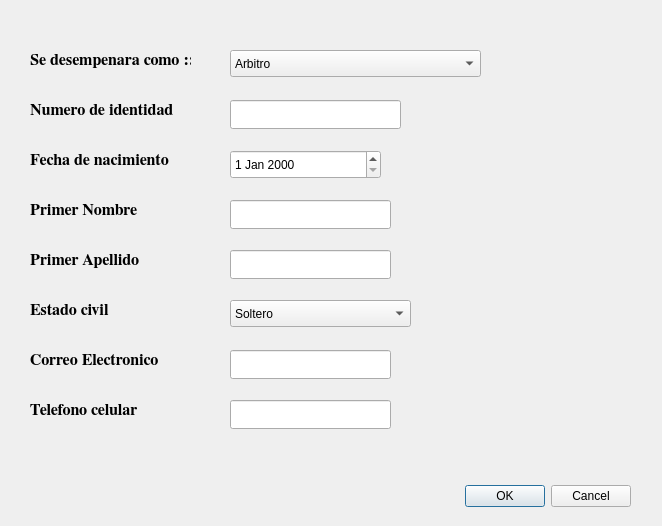
Old version of the form CrearPersona.ui in the repository Jeancasoto/ThePlaceToBet.
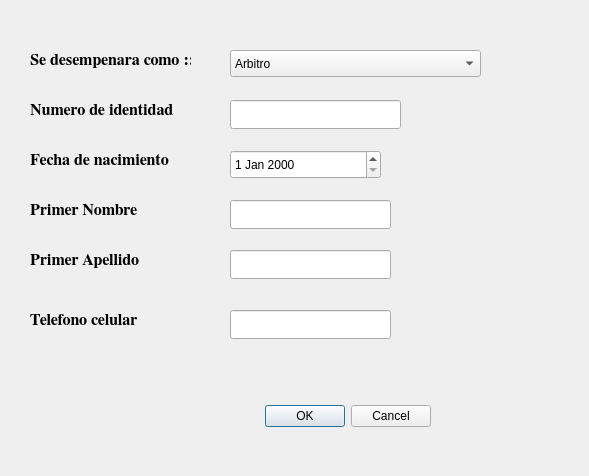
New version of the form.

Commit message: ajuste al crear persona

Patch:
```diff
--- a/CrearPersona.ui
+++ b/CrearPersona.ui
@@ -6,8 +6,8 @@
    <rect>
     <x>0</x>
     <y>0</y>
-    <width>662</width>
-    <height>526</height>
+    <width>589</width>
+    <height>476</height>
    </rect>
   </property>
   <property name="windowTitle">
@@ -16,8 +16,8 @@
   <widget class="QDialogButtonBox" name="buttonBox">
    <property name="geometry">
     <rect>
-     <x>290</x>
-     <y>480</y>
+     <x>90</x>
+     <y>400</y>
      <width>341</width>
      <height>32</height>
     </rect>
@@ -113,48 +113,6 @@
     <string/>
    </property>
   </widget>
-  <widget class="QLabel" name="label_6">
-   <property name="geometry">
-    <rect>
-     <x>30</x>
-     <y>300</y>
-     <width>151</width>
-     <height>21</height>
-    </rect>
-   </property>
-   <property name="font">
-    <font>
-     <family>FreeSerif</family>
-     <pointsize>12</pointsize>
-     <weight>75</weight>
-     <bold>true</bold>
-    </font>
-   </property>
-   <property name="text">
-    <string>Estado civil </string>
-   </property>
-  </widget>
-  <widget class="QLabel" name="label_7">
-   <property name="geometry">
-    <rect>
-     <x>30</x>
-     <y>350</y>
-     <width>151</width>
-     <height>21</height>
-    </rect>
-   </property>
-   <property name="font">
-    <font>
-     <family>FreeSerif</family>
-     <pointsize>12</pointsize>
-     <weight>75</weight>
-     <bold>true</bold>
-    </font>
-   </property>
-   <property name="text">
-    <string>Correo Electronico</string>
-   </property>
-  </widget>
   <widget class="QLabel" name="label_8">
    <property name="geometry">
     <rect>
@@ -180,7 +138,7 @@
    <property name="geometry">
     <rect>
      <x>30</x>
-     <y>400</y>
+     <y>310</y>
      <width>151</width>
      <height>21</height>
     </rect>
@@ -258,56 +216,16 @@
     </rect>
    </property>
   </widget>
-  <widget class="QLineEdit" name="lineEdit_5">
-   <property name="geometry">
-    <rect>
-     <x>230</x>
-     <y>350</y>
-     <width>161</width>
-     <height>29</height>
-    </rect>
-   </property>
-  </widget>
   <widget class="QLineEdit" name="lineEdit_6">
    <property name="geometry">
     <rect>
      <x>230</x>
-     <y>400</y>
+     <y>310</y>
      <width>161</width>
      <height>29</height>
     </rect>
    </property>
   </widget>
-  <widget class="QComboBox" name="comboBox_2">
-   <property name="geometry">
-    <rect>
-     <x>230</x>
-     <y>300</y>
-     <width>181</width>
-     <height>27</height>
-    </rect>
-   </property>
-   <item>
-    <property name="text">
-     <string>Soltero</string>
-    </property>
-   </item>
-   <item>
-    <property name="text">
-     <string>Casado</string>
-    </property>
-   </item>
-   <item>
-    <property name="text">
-     <string>Union Libre</string>
-    </property>
-   </item>
-   <item>
-    <property name="text">
-     <string>Viudo</string>
-    </property>
-   </item>
-  </widget>
   <widget class="QComboBox" name="comboBox">
    <property name="geometry">
     <rect>
```
Left out of the diff: 18 changed lines with no effect on the pictures. The commit also changes 1 other file.
